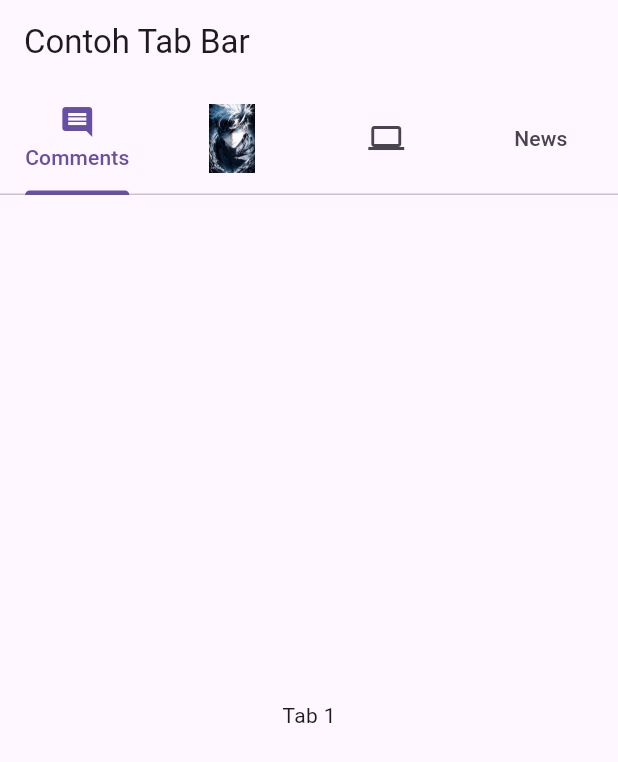
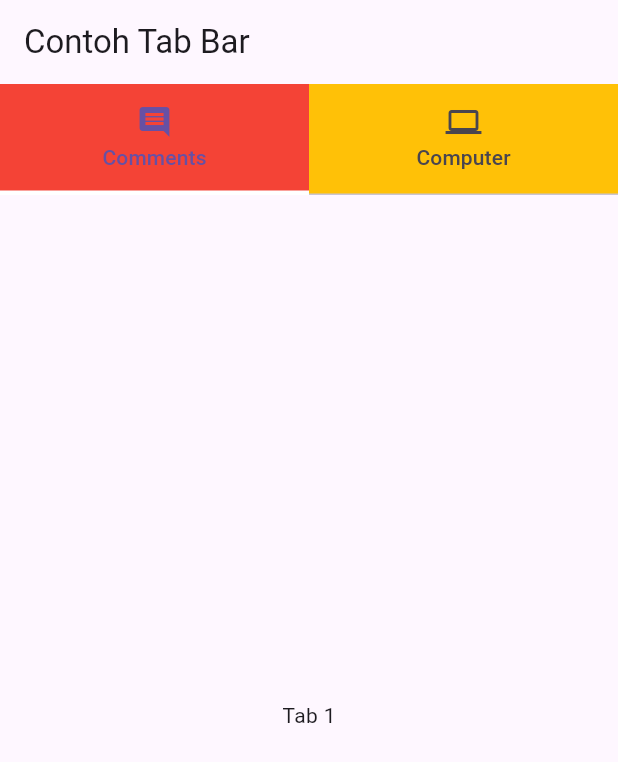
Before and after one commit to FidiaRahmatunnisa/belajar-flutter, a Flutter app: the screen it shows after launch, on a phone screen of 412 x 824 dp. Shown: the top 762 px of the screen. Run offline on Flutter 3.47's test engine with Material 3 defaults, Android fonts, the phone set to English and light mode, and no system bars.

Commit message:
materi TabBar custom color choose tab

```diff
--- a/tabbar/lib/main.dart
+++ b/tabbar/lib/main.dart
@@ -1,37 +1,58 @@
 import 'package:flutter/material.dart';
 
 void main() {
-  runApp(const MyApp());
+  runApp(MyApp());
 }
 
 class MyApp extends StatelessWidget {
-  const MyApp({super.key});
+  TabBar myTabBar = TabBar(
+    indicatorSize: TabBarIndicatorSize.tab, // penting karena mencangkup seluruh box tab
+    indicator: BoxDecoration(
+      color: Colors.red,
+      border: Border(
+        bottom: BorderSide(
+          color: Colors.white,
+          width: 3
+        )
+      )
+    ),
+    // indicatorColor: Colors.red,
+    tabs: [
+    Tab(
+      icon: Icon(Icons.comment),
+      text: 'Comments',
+    ),
+    Tab(
+      icon: Icon(Icons.computer),
+      text: 'Computer',
+    ),
+  ]);
 
   @override
   Widget build(BuildContext context) {
     return MaterialApp(
       debugShowCheckedModeBanner: false,
       home: DefaultTabController(
-        length: 4,
+        length: 2,
         child: Scaffold(
           appBar: AppBar(
             title: Text('Contoh Tab Bar'),
-            bottom: TabBar(tabs: [
-            Tab(icon: Icon(Icons.comment), text: 'Comments',),
-            Tab(child: Image(image: AssetImage('assets/gojo.jpg')),),
-            Tab(icon: Icon(Icons.computer),),
-            Tab(text: 'News',),
-          ],
-         ),
-        ),
-        body: TabBarView(
-          children: [
-            Center(child: Text('Tab 1'),),
-            Center(child: Text('Tab 2'),),
-            Center(child: Text('Tab 3'),),
-            Center(child: Text('Tab 4'),),
-          ]
-          ),
+            bottom: PreferredSize(
+              preferredSize: Size.fromHeight(myTabBar.preferredSize.height),
+              child: Container(
+                child: myTabBar,
+                color: Colors.amber,
+                ),
+              ),
+            ),
+          body: TabBarView(children: [
+            Center(
+              child: Text('Tab 1'),
+            ),
+            Center(
+              child: Text('Tab 2'),
+            ),
+          ]),
         ),
       ),
     );
```
Also changed, not shown: 1 other file.
